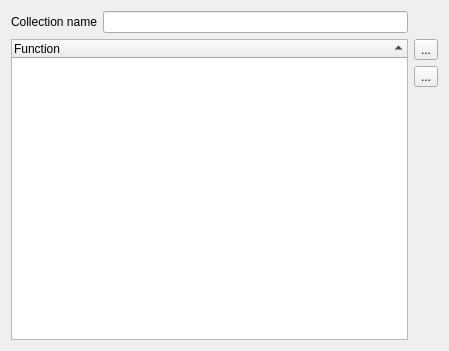
Qt form ui/src/collectioneditor.ui (mcallegari/qlcplus) before a commit.
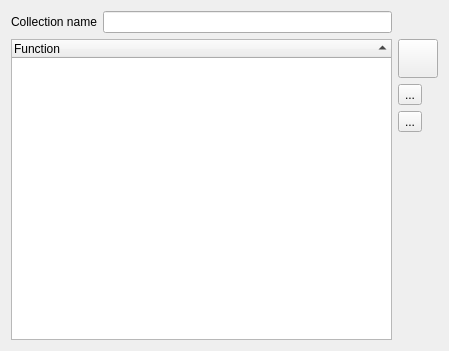
The same form after that commit. Icons and pictures are not drawn.

Commit message: Add test button to Collection

```diff
--- a/ui/src/collectioneditor.ui
+++ b/ui/src/collectioneditor.ui
@@ -34,28 +34,7 @@
      </property>
     </widget>
    </item>
-   <item row="1" column="0" rowspan="3" colspan="2">
-    <widget class="QTreeWidget" name="m_tree">
-     <property name="rootIsDecorated">
-      <bool>false</bool>
-     </property>
-     <property name="itemsExpandable">
-      <bool>false</bool>
-     </property>
-     <property name="sortingEnabled">
-      <bool>true</bool>
-     </property>
-     <property name="allColumnsShowFocus">
-      <bool>true</bool>
-     </property>
-     <column>
-      <property name="text">
-       <string>Function</string>
-      </property>
-     </column>
-    </widget>
-   </item>
-   <item row="1" column="2">
+   <item row="2" column="3">
     <widget class="QToolButton" name="m_add">
      <property name="toolTip">
       <string>Add function(s) to the collection</string>
@@ -75,7 +54,7 @@
      </property>
     </widget>
    </item>
-   <item row="2" column="2">
+   <item row="3" column="3">
     <widget class="QToolButton" name="m_remove">
      <property name="toolTip">
       <string>Remove the selected function</string>
@@ -95,7 +74,7 @@
      </property>
     </widget>
    </item>
-   <item row="3" column="2">
+   <item row="5" column="3">
     <spacer>
      <property name="orientation">
       <enum>Qt::Vertical</enum>
@@ -108,6 +87,47 @@
      </property>
     </spacer>
    </item>
+   <item row="1" column="3">
+    <widget class="QToolButton" name="m_testButton">
+     <property name="toolTip">
+      <string>See what the EFX does when it is run</string>
+     </property>
+     <property name="icon">
+      <iconset resource="qlcui.qrc">
+       <normaloff>:/player_play.png</normaloff>:/player_play.png</iconset>
+     </property>
+     <property name="iconSize">
+      <size>
+       <width>32</width>
+       <height>32</height>
+      </size>
+     </property>
+     <property name="checkable">
+      <bool>true</bool>
+     </property>
+    </widget>
+   </item>
+   <item row="1" column="0" rowspan="5" colspan="2">
+    <widget class="QTreeWidget" name="m_tree">
+     <property name="rootIsDecorated">
+      <bool>false</bool>
+     </property>
+     <property name="itemsExpandable">
+      <bool>false</bool>
+     </property>
+     <property name="sortingEnabled">
+      <bool>true</bool>
+     </property>
+     <property name="allColumnsShowFocus">
+      <bool>true</bool>
+     </property>
+     <column>
+      <property name="text">
+       <string>Function</string>
+      </property>
+     </column>
+    </widget>
+   </item>
   </layout>
  </widget>
  <resources>
```
Left out of the diff: 1 changed line with no effect on the pictures. The commit also changes 2 other files.
